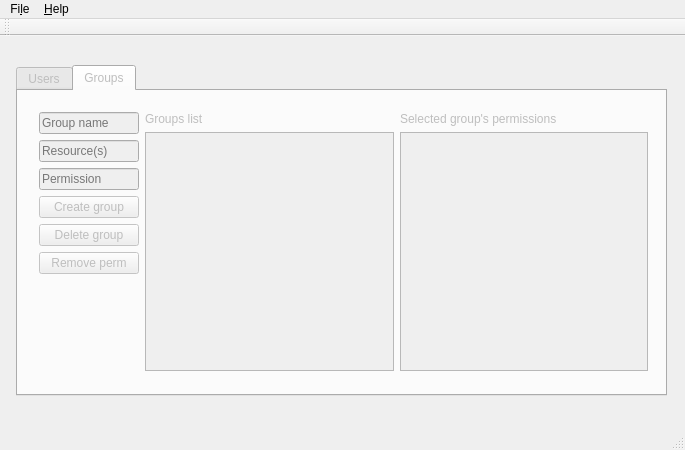
Credid/credid-client-qt, file MainWindow.ui: the form before one commit.
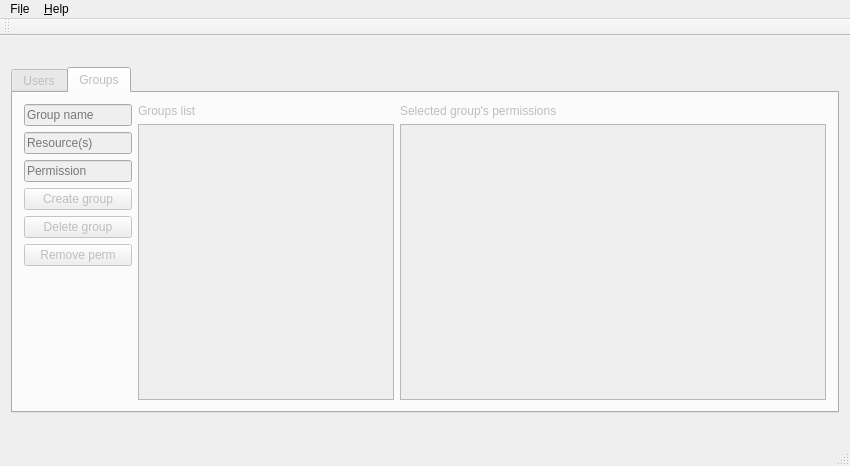
The form after the commit.

Commit message: Improve layout (issue#1)

The edit to the form file:
```diff
--- a/MainWindow.ui
+++ b/MainWindow.ui
@@ -6,26 +6,39 @@
    <rect>
     <x>0</x>
     <y>0</y>
-    <width>685</width>
-    <height>450</height>
+    <width>850</width>
+    <height>466</height>
    </rect>
   </property>
+  <property name="minimumSize">
+   <size>
+    <width>850</width>
+    <height>466</height>
+   </size>
+  </property>
   <property name="windowTitle">
    <string>AuthCr GUI</string>
   </property>
   <widget class="QWidget" name="centralWidget">
-   <widget class="QTabWidget" name="tabWidget">
     <property name="enabled">
      <bool>false</bool>
     </property>
-    <property name="geometry">
-     <rect>
-      <x>16</x>
-      <y>29</y>
-      <width>651</width>
-      <height>331</height>
-     </rect>
-    </property>
+   <property name="sizePolicy">
+    <sizepolicy hsizetype="Expanding" vsizetype="Expanding">
+     <horstretch>0</horstretch>
+     <verstretch>0</verstretch>
+    </sizepolicy>
+   </property>
+   <layout class="QVBoxLayout" name="verticalLayout_7">
+    <item>
+     <widget class="QLabel" name="connectedMessage">
+      <property name="text">
+       <string/>
+      </property>
+     </widget>
+    </item>
+    <item>
+     <widget class="QTabWidget" name="tabWidget">
     <property name="currentIndex">
      <number>1</number>
     </property>
@@ -234,16 +247,7 @@
      <attribute name="title">
       <string>Groups</string>
      </attribute>
-     <widget class="QWidget" name="horizontalLayoutWidget_2">
-      <property name="geometry">
-       <rect>
-        <x>10</x>
-        <y>10</y>
-        <width>631</width>
-        <height>281</height>
-       </rect>
-      </property>
-      <layout class="QHBoxLayout" name="layoutGroups">
+       <layout class="QHBoxLayout" name="layoutGroups" stretch="0,0,1">
        <item>
         <layout class="QVBoxLayout" name="verticalLayout_5">
          <item>
@@ -352,40 +356,22 @@
       </layout>
      </widget>
     </widget>
-   </widget>
+    </item>
+    <item>
    <widget class="QLabel" name="errorMessage">
-    <property name="geometry">
-     <rect>
-      <x>10</x>
-      <y>360</y>
-      <width>651</width>
-      <height>31</height>
-     </rect>
-    </property>
     <property name="text">
      <string/>
     </property>
    </widget>
-   <widget class="QLabel" name="connectedMessage">
-    <property name="geometry">
-     <rect>
-      <x>30</x>
-      <y>10</y>
-      <width>241</width>
-      <height>21</height>
-     </rect>
-    </property>
-    <property name="text">
-     <string/>
-    </property>
-   </widget>
+    </item>
+   </layout>
   </widget>
   <widget class="QMenuBar" name="menuBar">
    <property name="geometry">
     <rect>
      <x>0</x>
      <y>0</y>
-     <width>685</width>
+     <width>850</width>
      <height>22</height>
     </rect>
    </property>
```
Left out of the diff: 12 changed lines with no effect on the pictures. Lines whose indentation alone changed are shown as unchanged. The commit also changes 1 other file.
